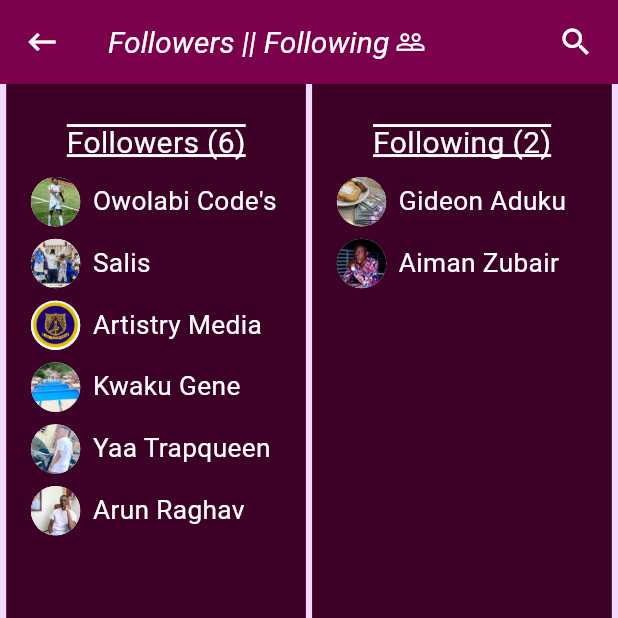
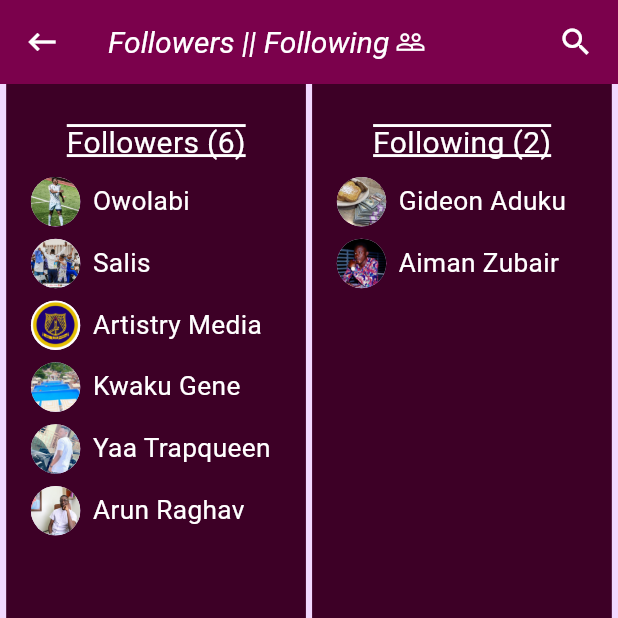
Before and after one commit to mckobby/LinkOpp, a Flutter app: the FollowersFollowing screen opened directly, on a phone screen of 412 x 824 dp, the top half of it. Run offline on Flutter 3.47's test engine with Material 2 defaults, Android fonts, the phone set to English and light mode, and no system bars; our stand-ins replace firebase_auth, firebase_core, google_nav_bar, page_transition, share_plus; accounts and stored records are empty.

Commit message:
Modified: Followers Following page

```diff
--- a/lib/pages/followers_following_page.dart
+++ b/lib/pages/followers_following_page.dart
@@ -92,7 +92,7 @@ class FollowersFollowing extends StatelessWidget {
                           width: width * 0.02,
                         ),
                         const Text(
-                          'Owolabi Code\'s',
+                          'Owolabi',
                           style: TextStyle(
                             color: Colors.white,
                             fontSize: 17.5,
```
